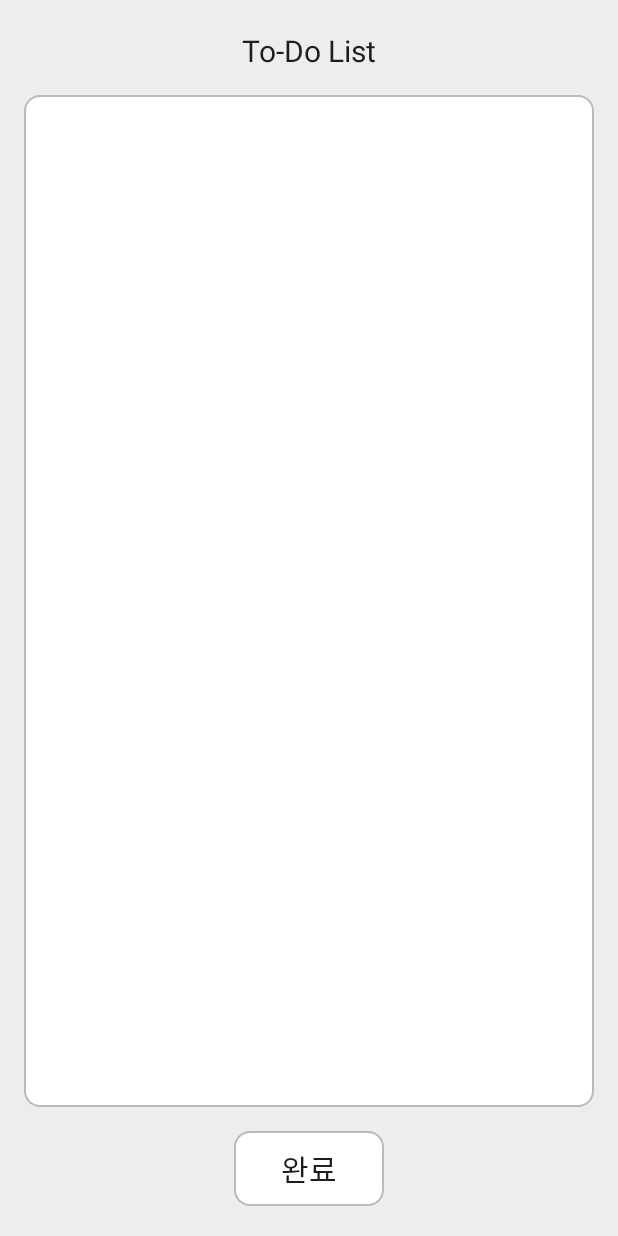
After one commit to diejdkll/To-Do-List, an Android app: the ToDoWriteActivity screen opened directly, with no data from a screen before it, on a phone screen of 412 x 824 dp. The commit adds this screen. Run offline under Robolectric (Android 15) with nearby library versions, the phone set to English and light mode, and no system bars.

Commit message:
to-do list create

```diff
--- a/app/src/main/AndroidManifest.xml
+++ b/app/src/main/AndroidManifest.xml
@@ -14,6 +14,9 @@
         android:theme="@style/Theme.ToDoList"
         android:usesCleartextTraffic="true"
         tools:targetApi="31">
+        <activity
+            android:name=".ToDoWriteActivity"
+            android:exported="false" />
         <activity
             android:name=".LoginActivity"
             android:exported="false" />
--- a/app/src/main/java/com/example/to_dolist/RetrofitService.kt
+++ b/app/src/main/java/com/example/to_dolist/RetrofitService.kt
@@ -3,10 +3,20 @@ package com.example.to_dolist
 import retrofit2.Call
 import retrofit2.http.FieldMap
 import retrofit2.http.FormUrlEncoded
+import retrofit2.http.HeaderMap
 import retrofit2.http.POST
 
 class User(
-    val id: Int, val username: String, val token: String
+    val id: Int,
+    val username: String,
+    val token: String
+)
+
+class ToDo(
+    val id: Int,
+    val content: String,
+    val is_complete: Boolean,
+    val created: String
 )
 
 interface RetrofitService {
@@ -23,4 +33,12 @@ interface RetrofitService {
     fun join(
         @FieldMap params: HashMap<String, Any>
     ): Call<User>
+
+    // Write
+    @POST("to-do/")
+    @FormUrlEncoded
+    fun write(
+        @HeaderMap headers: Map<String, String>,
+        @FieldMap params: HashMap<String, Any>
+    ): Call<Any>
 }
--- /dev/null
+++ b/app/src/main/java/com/example/to_dolist/ToDoWriteActivity.kt
@@ -0,0 +1,51 @@
+package com.example.to_dolist
+
+import android.content.Context
+import androidx.appcompat.app.AppCompatActivity
+import android.os.Bundle
+import com.example.to_dolist.databinding.ActivityToDoWriteBinding
+import retrofit2.Call
+import retrofit2.Callback
+import retrofit2.Response
+import retrofit2.Retrofit
+import retrofit2.converter.gson.GsonConverterFactory
+
+class ToDoWriteActivity : AppCompatActivity() {
+
+    lateinit var binding: ActivityToDoWriteBinding
+
+    override fun onCreate(savedInstanceState: Bundle?) {
+        binding = ActivityToDoWriteBinding.inflate(layoutInflater)
+        super.onCreate(savedInstanceState)
+        setContentView(binding.root)
+
+        val retrofit = Retrofit.Builder()
+            .baseUrl("http://mellowcode.org/")
+            .addConverterFactory(GsonConverterFactory.create())
+            .build()
+
+        val retrofitService = retrofit.create(RetrofitService::class.java)
+
+        binding.makeTodo.setOnClickListener {
+            val header = HashMap<String, String>()
+            val sp = this.getSharedPreferences(
+                "user_info",
+                Context.MODE_PRIVATE
+            )
+            val token = sp.getString("token", "")
+            header.put("Authorization", "token " + token!!)
+
+            val body = hashMapOf<String, Any>()
+            body.put("content", binding.contentEdittext.text)
+            body.put("is_complete", "False")
+
+            retrofitService.write(header, body).enqueue(object : Callback<Any> {
+                override fun onResponse(call: Call<Any>, response: Response<Any>) {
+                }
+
+                override fun onFailure(call: Call<Any>, t: Throwable) {
+                }
+            })
+        }
+    }
+}
--- /dev/null
+++ b/app/src/main/res/layout/activity_to_do_write.xml
@@ -0,0 +1,49 @@
+<?xml version="1.0" encoding="utf-8"?>
+<androidx.appcompat.widget.LinearLayoutCompat xmlns:android="http://schemas.android.com/apk/res/android"
+    xmlns:app="http://schemas.android.com/apk/res-auto"
+    xmlns:tools="http://schemas.android.com/tools"
+    android:layout_width="match_parent"
+    android:layout_height="match_parent"
+    android:background="@color/to_do_bright_gray"
+    android:gravity="center_horizontal"
+    android:orientation="vertical"
+    tools:context=".ToDoWriteActivity">
+
+    <!--logo-->
+    <TextView
+        android:id="@+id/logo"
+        android:layout_width="wrap_content"
+        android:layout_height="wrap_content"
+        android:text="@string/app_name"
+        android:textColor="@color/to_do_black"
+        android:textSize="20dp"
+        android:layout_marginTop="20dp"
+        app:layout_constraintEnd_toEndOf="parent"
+        app:layout_constraintStart_toStartOf="parent"
+        app:layout_constraintTop_toTopOf="parent" />
+
+    <!--content-->
+    <EditText
+        android:id="@+id/content_edittext"
+        android:layout_width="match_parent"
+        android:layout_height="0dp"
+        android:layout_margin="16dp"
+        android:layout_weight="1"
+        android:gravity="start"
+        android:padding="10dp"
+        android:text=""
+        android:background="@drawable/todo_background" />
+
+    <!--save-->
+    <TextView
+        android:id="@+id/make_todo"
+        android:layout_width="100dp"
+        android:layout_height="50dp"
+        android:layout_marginBottom="20dp"
+        android:background="@drawable/todo_background"
+        android:gravity="center"
+        android:text="@string/save"
+        android:textColor="@color/to_do_black"
+        android:textSize="20dp" />
+
+</androidx.appcompat.widget.LinearLayoutCompat>
--- a/app/src/main/res/values/strings.xml
+++ b/app/src/main/res/values/strings.xml
@@ -12,4 +12,6 @@
 
     <string name="search">검색</string>
 
+    <string name="save">완료</string>
+
 </resources>
```
Also changed, not shown: app/src/main/java/com/example/to_dolist/MainActivity.kt (+10 -1 lines).
